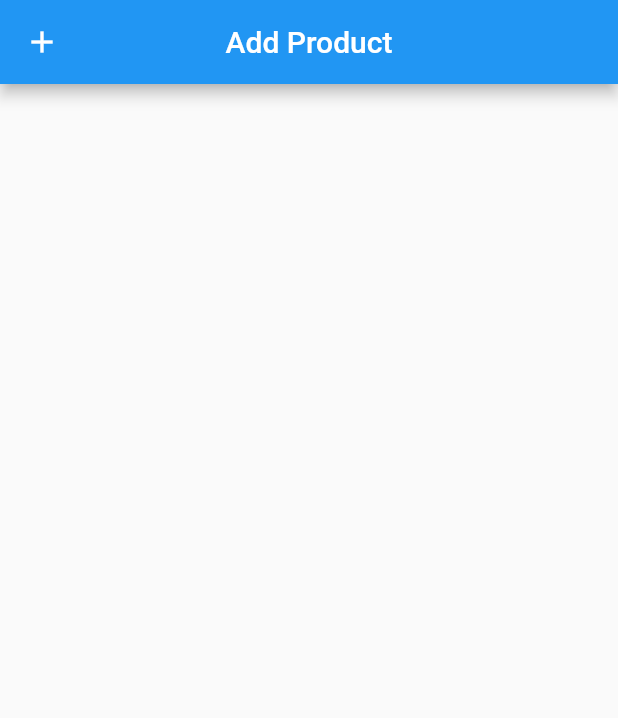
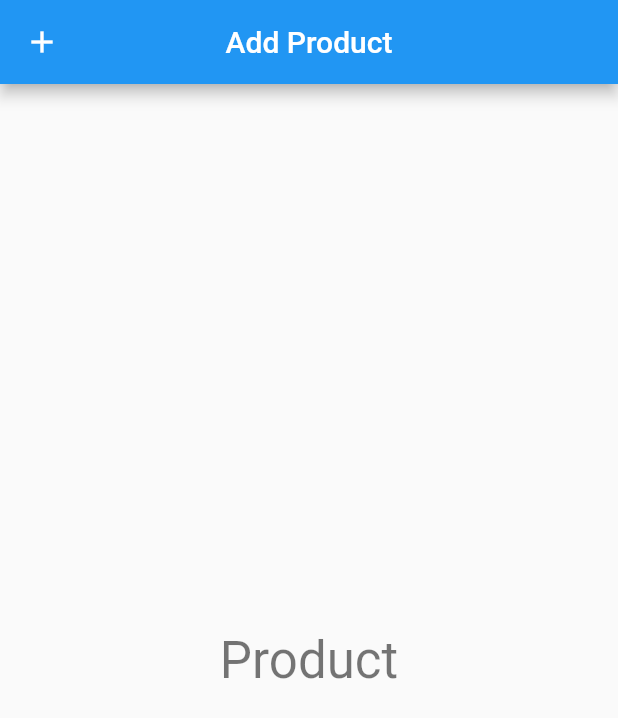
Before and after one commit to jeniastina/tugas2_jeni, a Flutter app: the screen it shows after launch, on a phone screen of 412 x 824 dp. Shown: the top 718 px of the screen. Run offline on Flutter 3.47's test engine with Material 2 defaults, Android fonts, the phone set to English and light mode, and no system bars.

```diff
--- a/lib/main.dart
+++ b/lib/main.dart
@@ -35,6 +35,15 @@ class MyHomePage extends StatelessWidget {
         ),
         centerTitle: true,
       ),
+      body: Center(
+        child: Container(
+            width: 600,
+            child: Text(
+              'Product',
+              textAlign: TextAlign.center,
+              style: Theme.of(context).textTheme.headline4,
+            )),
+      ),
     );
   }
 }
```
Also changed, not shown: 1 other file.
